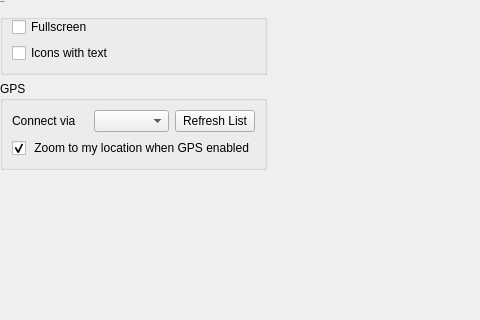
Above: src/roam/ui_settings.ui from roam-qgis/Roam before the change; both pictures show x 0 to 480 and y 0 to 320 of the 853 by 736 pixel window. Below: the same form after it.
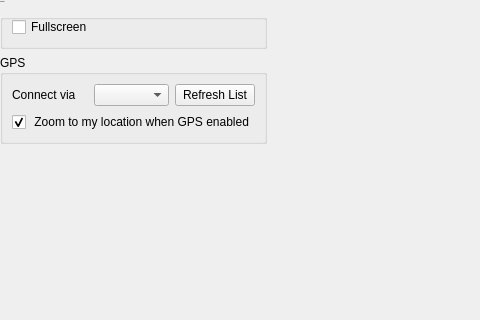
That is the form after the change. Icons and pictures are not drawn.

Commit message: Remove icons with text settings

Patch:
```diff
--- a/src/roam/ui_settings.ui
+++ b/src/roam/ui_settings.ui
@@ -55,13 +55,6 @@
         </property>
        </widget>
       </item>
-      <item row="1" column="0">
-       <widget class="QCheckBox" name="iconswithtextCheck">
-        <property name="text">
-         <string>Icons with text</string>
-        </property>
-       </widget>
-      </item>
      </layout>
     </widget>
    </item>
```
The commit also changes 2 other files.
